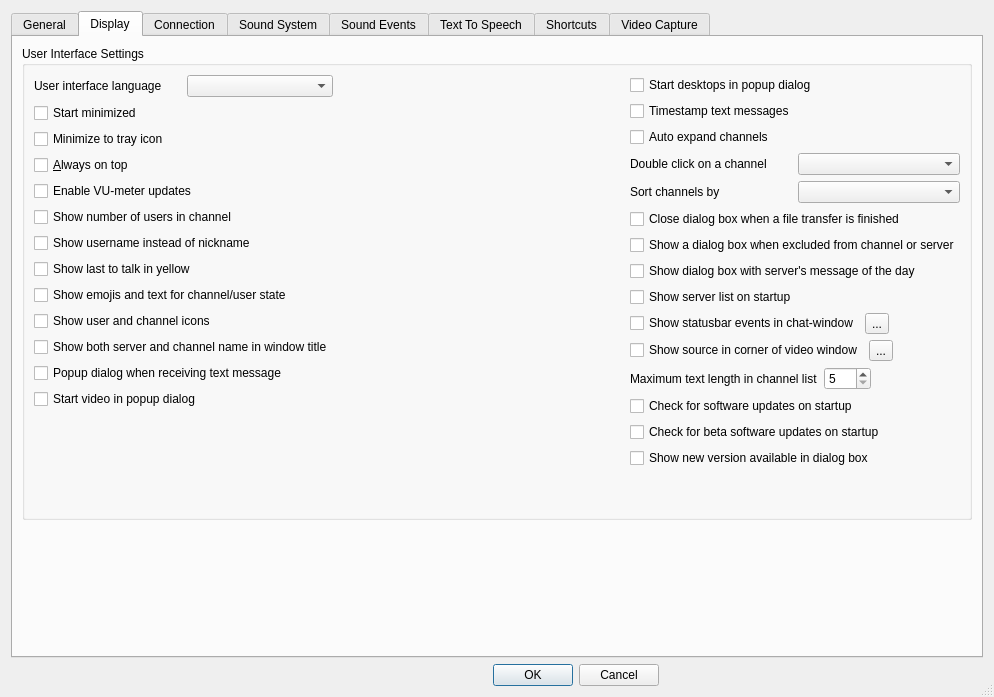
Above: Client/qtTeamTalk/preferences.ui from BearWare/TeamTalk5 before the change. Below: the same form after it.
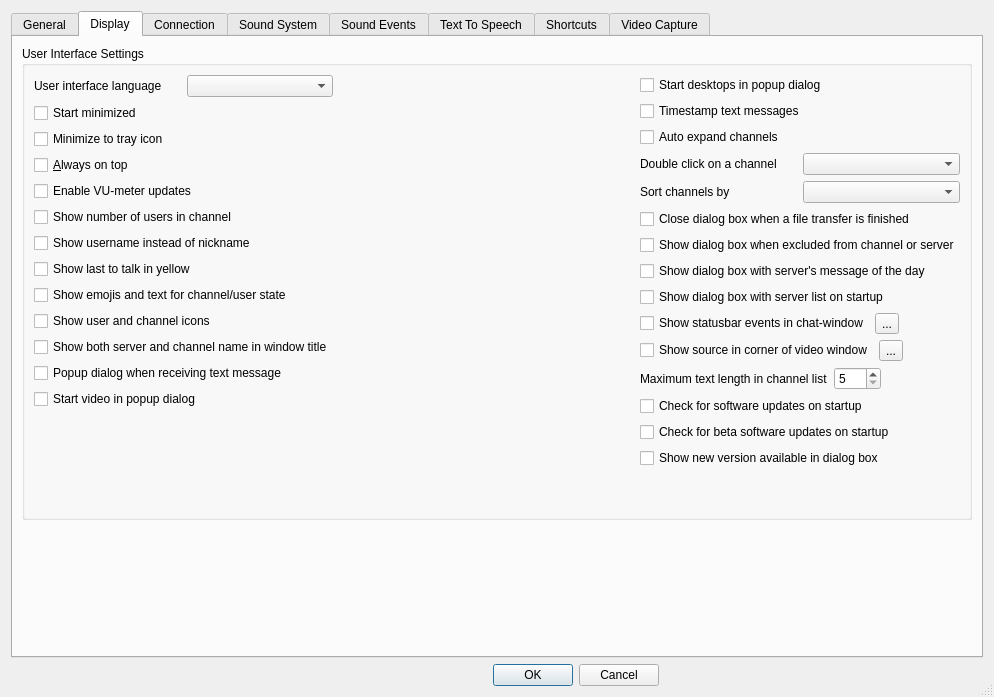
That is the form after the change. The open tabs and pages were chosen to show the change. Icons and pictures are not drawn. Custom widgets are drawn as their Qt base class.

Commit message: Align 'Show dialog' checkboxes in Preferences dialog

Diff of the .ui file:
```diff
--- a/Client/qtTeamTalk/preferences.ui
+++ b/Client/qtTeamTalk/preferences.ui
@@ -572,7 +572,7 @@
               <item>
                <widget class="QCheckBox" name="dlgExcludeChkBox">
                 <property name="text">
-                 <string>Show a dialog box when excluded from channel or server</string>
+                 <string>Show dialog box when excluded from channel or server</string>
                 </property>
                </widget>
               </item>
@@ -586,7 +586,7 @@
               <item>
                <widget class="QCheckBox" name="startServerListChkBox">
                 <property name="text">
-                 <string>Show server list on startup</string>
+                 <string>Show dialog box with server list on startup</string>
                 </property>
                </widget>
               </item>
```
The commit also changes 26 other files.
